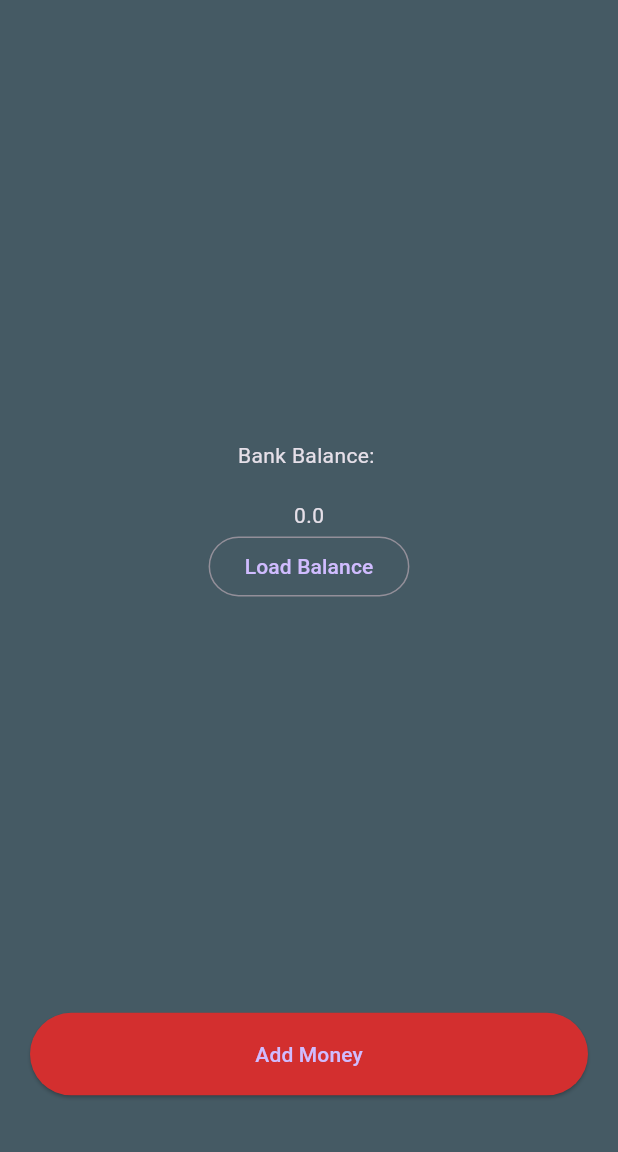
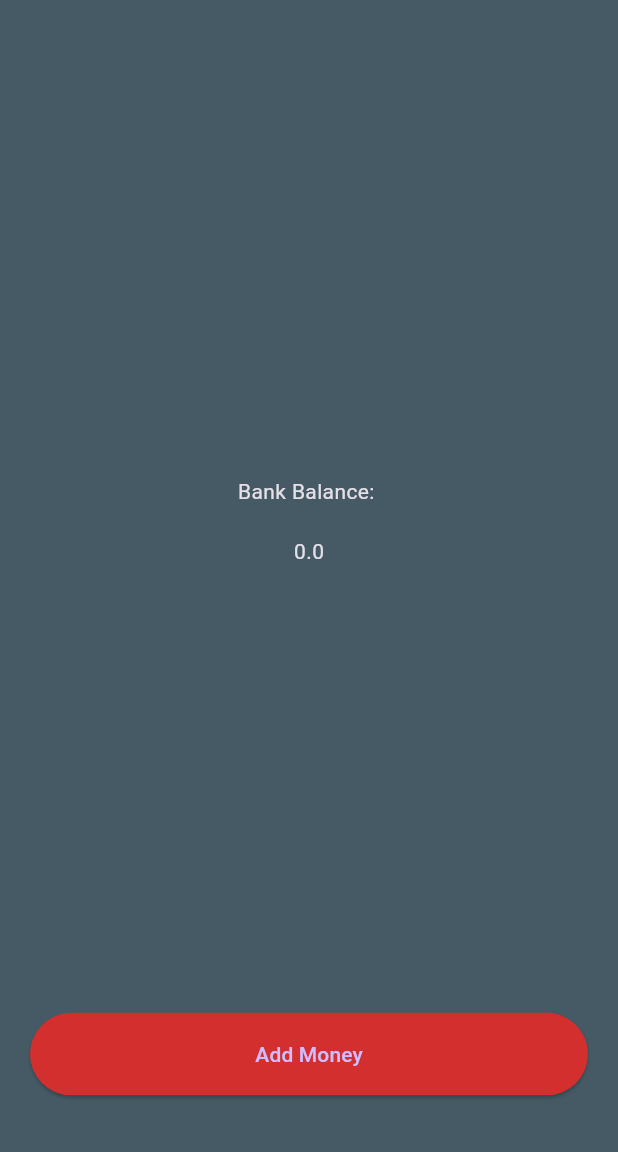
Before and after one commit to coventry-sunil/billionaireapp, a Flutter app: the screen it shows after launch, on a phone screen of 412 x 824 dp, the part 84-1236 px from its top. Run offline on Flutter 3.47's test engine with Material 3 defaults, Android fonts, the phone set to English and light mode, and no system bars; our stand-ins replace shared_preferences.

```diff
--- a/lib/main.dart
+++ b/lib/main.dart
@@ -26,6 +26,12 @@ class _MyAppState extends State<MyApp> {
     await prefs.setDouble('balance', balance);
 
     print('$balance');
+  }
+
+  @override
+  void initState() {
+    // TODO: implement initState
+    loadBalane();
   }
 
   void loadBalane() async {
@@ -61,8 +67,8 @@ class _MyAppState extends State<MyApp> {
                     Text('Bank Balance: '),
                     SizedBox(height: 20),
                     Text('$balance'),
-                    OutlinedButton(
-                        onPressed: loadBalane, child: Text('Load Balance'))
+                    // OutlinedButton(
+                    //     onPressed: loadBalane, child: Text('Load Balance'))
                   ],
                 ),
               ),
```
